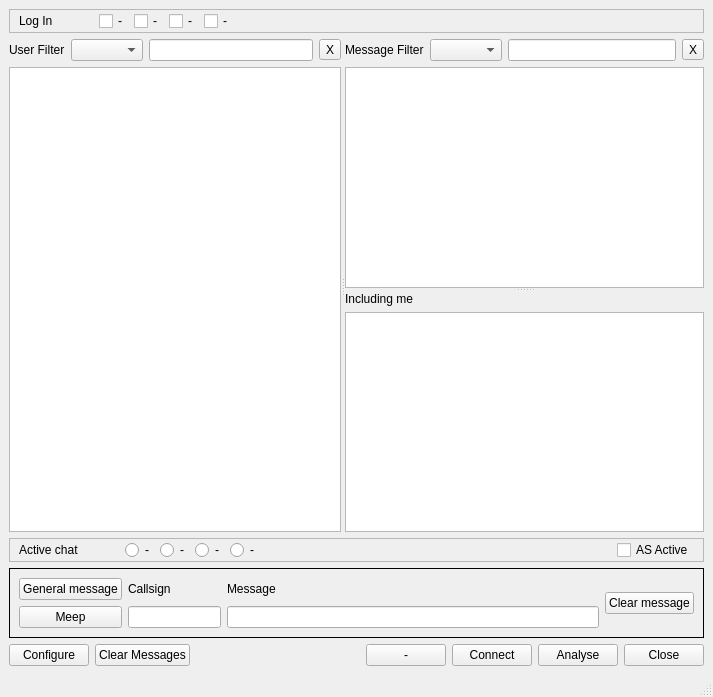
First picture: the form in mqt/MqtKSTClient/kstmainwindow.ui, repository Rsclub22/Minos2-Mirror, before the edit.
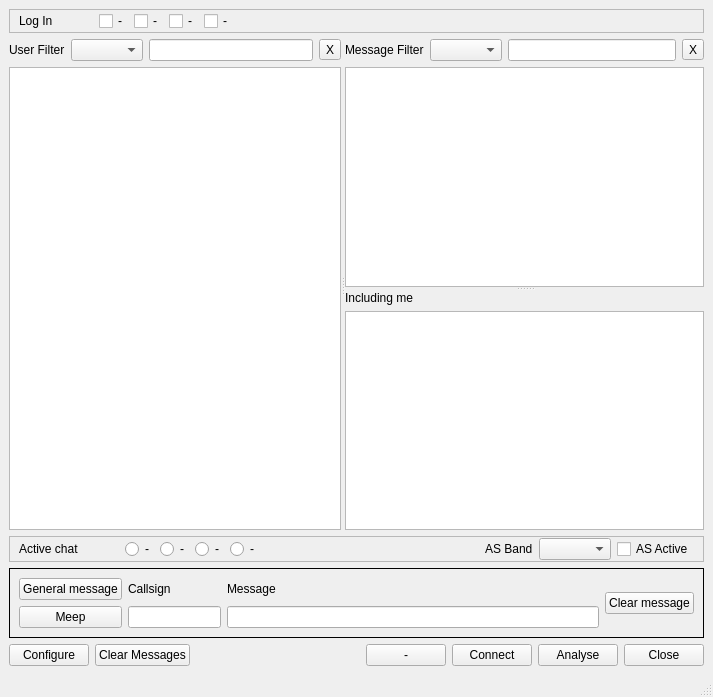
Second picture: the form after the edit. Custom widgets are drawn as their Qt base class.

Patch:
```diff
--- a/mqt/MqtKSTClient/kstmainwindow.ui
+++ b/mqt/MqtKSTClient/kstmainwindow.ui
@@ -340,6 +340,16 @@
          </property>
         </spacer>
        </item>
+       <item>
+        <widget class="QLabel" name="label_3">
+         <property name="text">
+          <string>AS Band</string>
+         </property>
+        </widget>
+       </item>
+       <item>
+        <widget class="QComboBox" name="asBandCombo"/>
+       </item>
        <item>
         <widget class="QCheckBox" name="ASActivecb">
          <property name="text">
```
